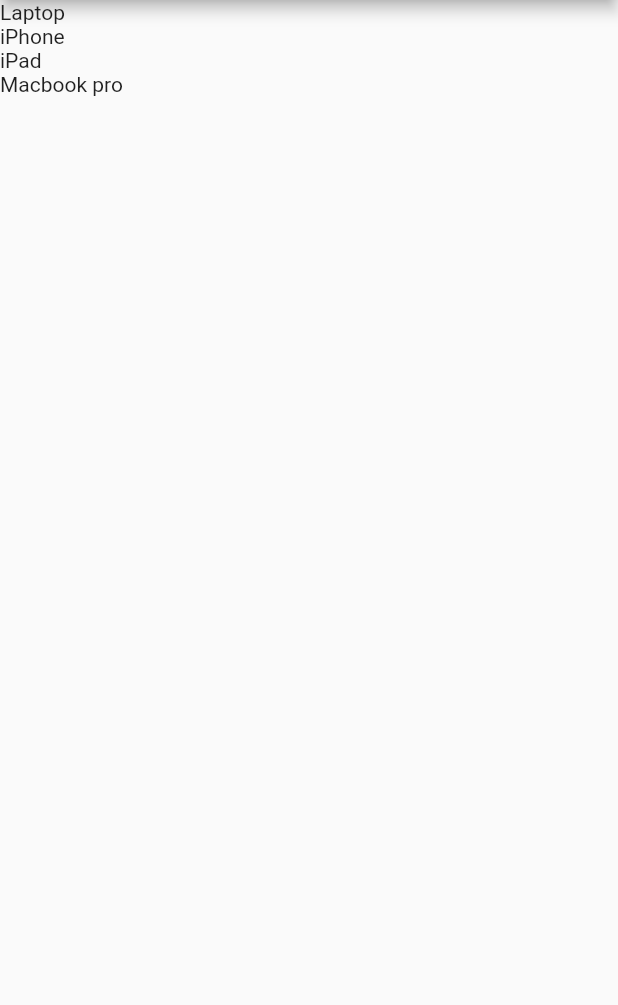
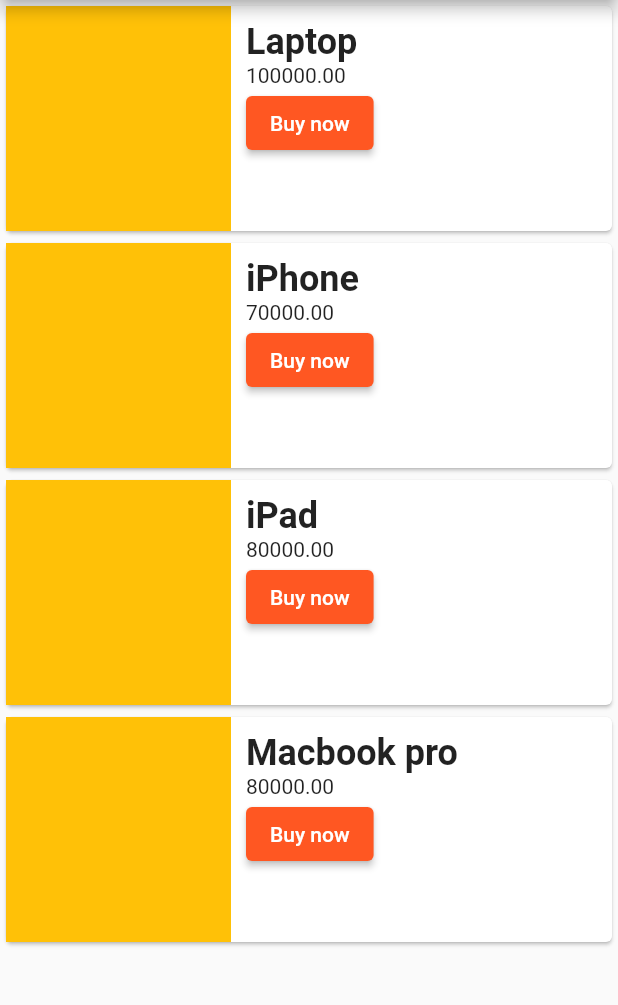
Before and after one commit to frontenddevtrainer/flutter-learning-mar29, a Flutter app: the screen it shows after launch, on a phone screen of 412 x 824 dp, the part 84-1089 px from its top. Run offline on Flutter 3.47's test engine with Material 2 defaults, Android fonts, the phone set to English and light mode, and no system bars.

Commit message:
Product item

```diff
--- a/lib/widgets/ProductList.dart
+++ b/lib/widgets/ProductList.dart
@@ -1,6 +1,7 @@
 import "package:flutter/material.dart";
 
 import "../models/Product.dart";
+import "ProductListItem.dart";
 
 class ProductList extends StatelessWidget {
   final List<Product> products;
@@ -15,11 +16,11 @@ class ProductList extends StatelessWidget {
     // );
 
     return ListView.builder(
-      itemCount: products.length,
-      itemBuilder: (context, index){
-        final product = products[index];
-      return Text(product.name);
-    });
+        itemCount: products.length,
+        itemBuilder: (context, index) {
+          final product = products[index];
+          return ProductListItem(product: product);
+        });
   }
 }
 
--- /dev/null
+++ b/lib/widgets/ProductListItem.dart
@@ -0,0 +1,41 @@
+import "package:flutter/material.dart";
+
+import "../models/Product.dart";
+
+class ProductListItem extends StatelessWidget {
+  final Product product;
+
+  ProductListItem({required this.product});
+
+  @override
+  Widget build(BuildContext context) {
+    return Card(
+      child: Row(
+          crossAxisAlignment: CrossAxisAlignment.start,
+          mainAxisAlignment: MainAxisAlignment.start,
+          children: [
+            Container(
+              height: 150,
+              width: 150,
+              color: Colors.amber,
+            ),
+            Padding(
+              padding: const EdgeInsets.all(10),
+              child: Column(
+                  mainAxisAlignment: MainAxisAlignment.start,
+                  crossAxisAlignment: CrossAxisAlignment.start,
+                  children: [
+                    Text(
+                      product.name,
+                      style:
+                          const TextStyle(fontWeight: FontWeight.bold, fontSize: 24),
+                    ),
+                    Text(product.price.toStringAsFixed(2)),
+                    ElevatedButton(
+                        onPressed: () {}, child: const Text("Buy now"))
+                  ]),
+            ),
+          ]),
+    );
+  }
+}
```
